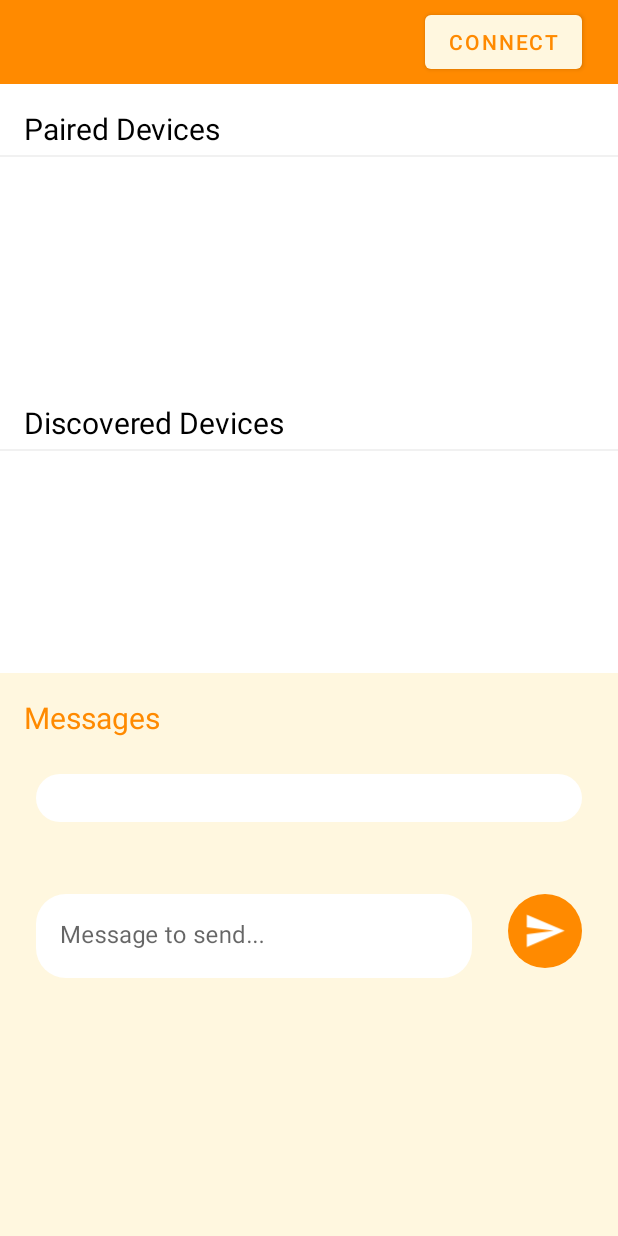
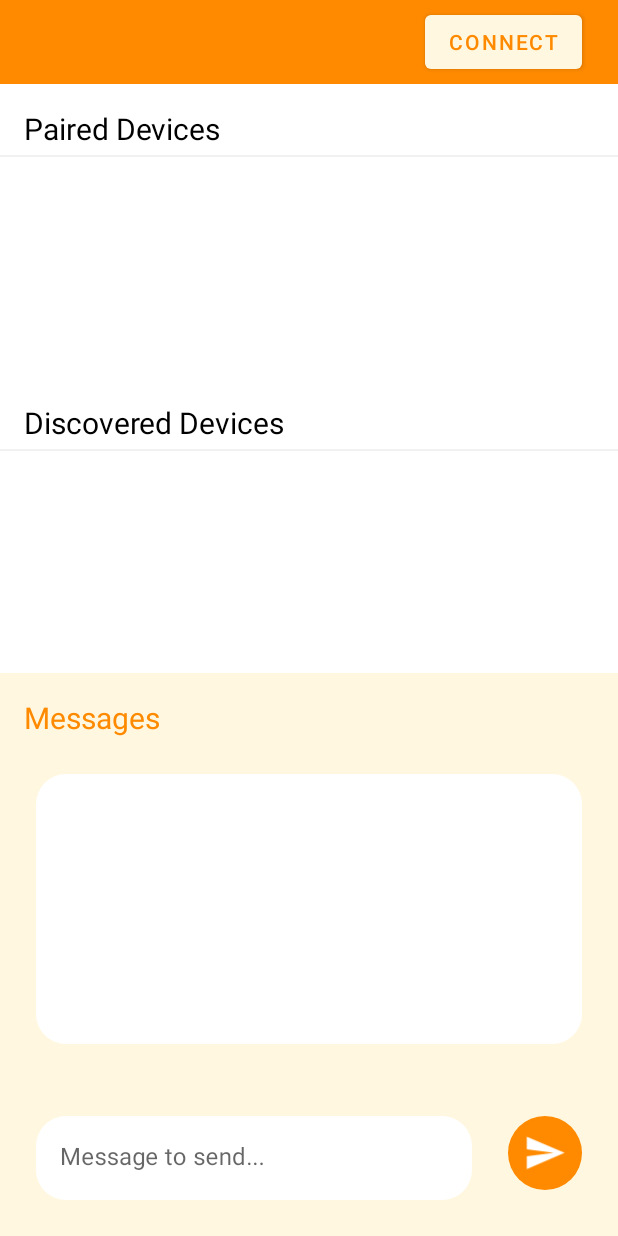
Before and after one commit to Chihui8199/CZ3004-Multipdisciplinary-Project, an Android app: the screen it shows after launch (BluetoothActivity), on a phone screen of 412 x 824 dp. Run offline under Robolectric (Android 15) with nearby library versions, the phone set to English and light mode, and no system bars.

Commit message:
fixed bug in bluetooth settings xml file

```diff
--- a/android/app/src/main/res/layout/fragment_bluetooth_settings.xml
+++ b/android/app/src/main/res/layout/fragment_bluetooth_settings.xml
@@ -119,6 +119,7 @@
                 android:id="@+id/message_list"
                 android:layout_width="match_parent"
                 android:layout_height="wrap_content"
+                android:layout_weight="1"
                 android:layout_gravity="center"
                 android:layout_margin="@dimen/item_padding"
                 android:background="@drawable/rounded_box"
@@ -129,7 +130,7 @@
             <LinearLayout
                 android:id="@+id/message_sender"
                 android:layout_width="match_parent"
-                android:layout_height="match_parent"
+                android:layout_height="wrap_content"
                 android:layout_margin="@dimen/item_padding"
                 android:minHeight="@dimen/button_size"
                 android:orientation="horizontal">
```
